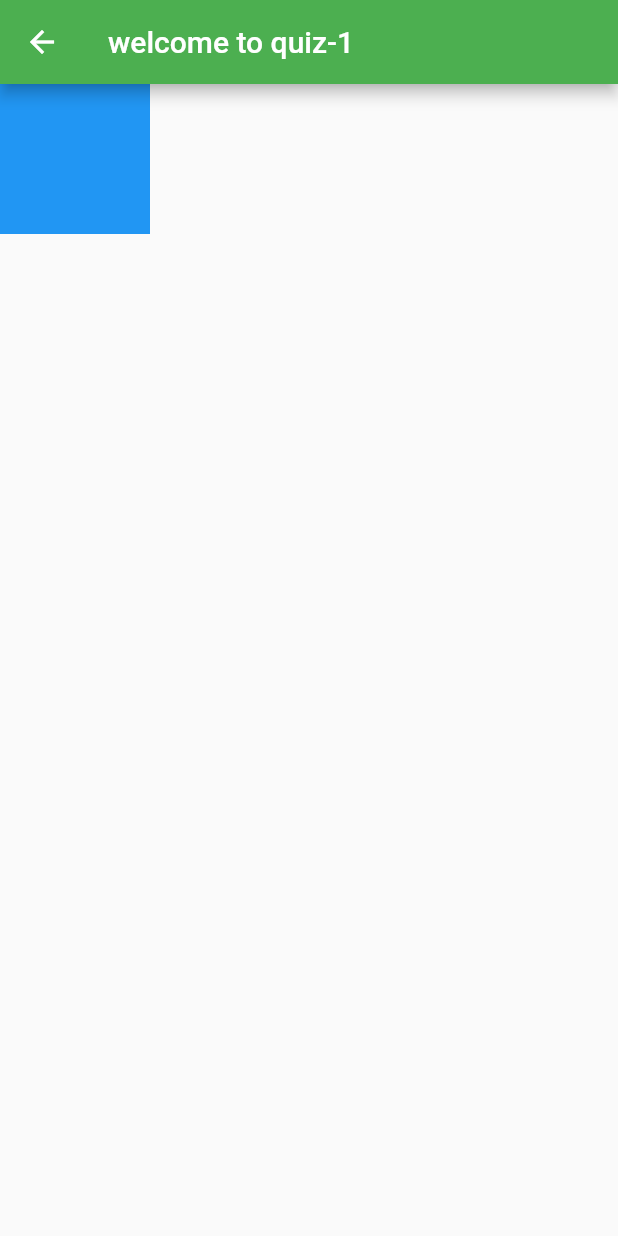
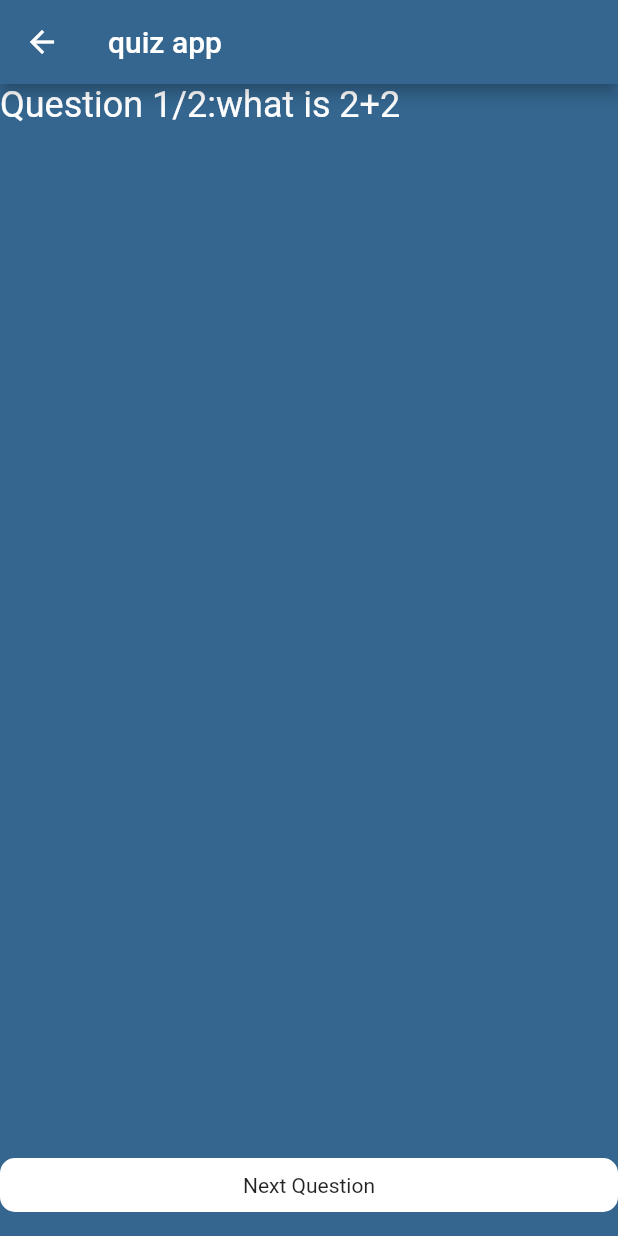
Before and after one commit to vishnu-readwhere/quizapp, a Flutter app: the screen it shows after launch, after a tap on "quiz-1", on a phone screen of 412 x 824 dp. Run offline on Flutter 3.47's test engine with Material 2 defaults, Android fonts, the phone set to English and light mode, and no system bars.

Commit message:
addedquestion widget

```diff
--- /dev/null
+++ b/lib/constants.dart
@@ -0,0 +1,6 @@
+import 'package:flutter/material.dart';
+
+const Color correct = Colors.green;
+const Color incorrect = Colors.red;
+const Color neutral = Colors.white;
+const Color background = Color.fromARGB(255, 52, 102, 143);
--- a/lib/data_demo_practice .dart
+++ b/lib/data_demo_practice .dart
@@ -2,6 +2,7 @@ import 'package:flutter/material.dart';
 import 'package:quiz_app/components/quiz-1.dart';
 import 'package:quiz_app/components/quiz-2.dart';
 import 'package:quiz_app/components/quiz-3.dart';
+import './models/question-data.dart';
 
 class Demopractice extends StatelessWidget{
   final String img;
@@ -18,7 +19,7 @@ class Demopractice extends StatelessWidget{
         if(text=="quiz-1"){
          Navigator.push(
               context,
-              MaterialPageRoute(builder: (context) =>  Quiz1()));
+              MaterialPageRoute(builder: (context) =>  QuestionData()));
         }
         if(text=="quiz-2"){
           Navigator.push(
--- /dev/null
+++ b/lib/models/question-data.dart
@@ -0,0 +1,40 @@
+
+import '../constants.dart';
+import '../widgets/question-widget.dart';
+import './questions-model.dart';
+import 'package:flutter/material.dart';
+import '../widgets/next-button.dart';
+class QuestionData extends StatelessWidget{
+
+List<Questions> _questions=[
+  Questions(
+    id:"10",
+    ques: "what is 2+2",
+    options: {"3":false,"6":false,"4":true,"9":false}),
+    Questions(
+    id:"11",
+    ques: "what is 2+4",
+    options: {"3":false,"6":true,"4":false,"9":false})
+];
+int index=0;
+  @override
+  Widget build(BuildContext context){
+    return Scaffold(
+      appBar: AppBar(
+        title: Text("quiz app"),
+        backgroundColor: background,
+
+      ),
+      body: Container(
+        //todo give padding
+        color: background,
+        width: double.infinity,
+        child: Column(children: [
+           QuestionWidgets(question: _questions[index].ques, indexAction: index, totalQuestions: _questions.length)
+        ]),
+      ),
+      floatingActionButton: NextButton(),
+      floatingActionButtonLocation: FloatingActionButtonLocation.centerFloat,
+    );
+  }
+}
--- /dev/null
+++ b/lib/models/questions-model.dart
@@ -0,0 +1,13 @@
+
+
+class Questions{
+  final String id;
+  final String ques;
+  final Map<String,bool> options;
+Questions({required this.id,required this.ques,required this.options});
+
+@override
+String toString(){
+  return 'Questions(id: $id,ques: $ques,options: $options)';
+}
+}
--- /dev/null
+++ b/lib/widgets/next-button.dart
@@ -0,0 +1,18 @@
+import 'package:flutter/material.dart';
+
+class NextButton extends StatelessWidget {
+  const NextButton({super.key});
+
+  @override
+  Widget build(BuildContext context) {
+    return Container(
+      width: double.infinity,
+      decoration: BoxDecoration(
+        color: Colors.white,
+        borderRadius: BorderRadius.circular(10.0)
+      ),
+      padding: const EdgeInsets.symmetric(vertical: 10.0),
+      child: Text('Next Question',textAlign: TextAlign.center,),
+    );
+  }
+}
--- /dev/null
+++ b/lib/widgets/question-widget.dart
@@ -0,0 +1,18 @@
+import 'package:flutter/material.dart';
+
+class QuestionWidgets extends StatelessWidget {
+  const QuestionWidgets({super.key,required this.question,required this.indexAction,required this.totalQuestions});
+    final String question;
+    final int indexAction;
+    final int totalQuestions;
+
+  @override
+  Widget build(BuildContext context) {
+    return Container(
+      alignment: Alignment.centerLeft,
+      child: Text('Question ${indexAction+1}/$totalQuestions:$question',
+      style: TextStyle(fontSize: 24.0,color: Colors.white),
+      ),
+    );
+  }
+}
```
